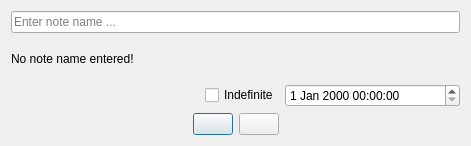
This is Notessa/save_dialog/ui/save_dialog.ui in Eixini/Notessa as Qt 5 draws it before an edit. The edited form follows.
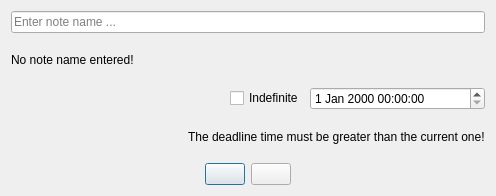
This is the edited form.

The edit to the form file:
```diff
--- a/Notessa/save_dialog/ui/save_dialog.ui
+++ b/Notessa/save_dialog/ui/save_dialog.ui
@@ -6,8 +6,8 @@
    <rect>
     <x>0</x>
     <y>0</y>
-    <width>471</width>
-    <height>146</height>
+    <width>496</width>
+    <height>196</height>
    </rect>
   </property>
   <property name="sizePolicy">
@@ -93,6 +93,36 @@
      </item>
     </layout>
    </item>
+   <item>
+    <layout class="QHBoxLayout" name="horizontalLayout_3">
+     <item>
+      <spacer name="horizontalSpacer">
+       <property name="orientation">
+        <enum>Qt::Orientation::Horizontal</enum>
+       </property>
+       <property name="sizeHint" stdset="0">
+        <size>
+         <width>40</width>
+         <height>20</height>
+        </size>
+       </property>
+      </spacer>
+     </item>
+     <item>
+      <widget class="QLabel" name="warning_deadline_message_label">
+       <property name="enabled">
+        <bool>true</bool>
+       </property>
+       <property name="locale">
+        <locale language="English" country="UnitedStates"/>
+       </property>
+       <property name="text">
+        <string>The deadline time must be greater than the current one!</string>
+       </property>
+      </widget>
+     </item>
+    </layout>
+   </item>
    <item>
     <layout class="QHBoxLayout" name="horizontalLayout_2">
      <item>
```
